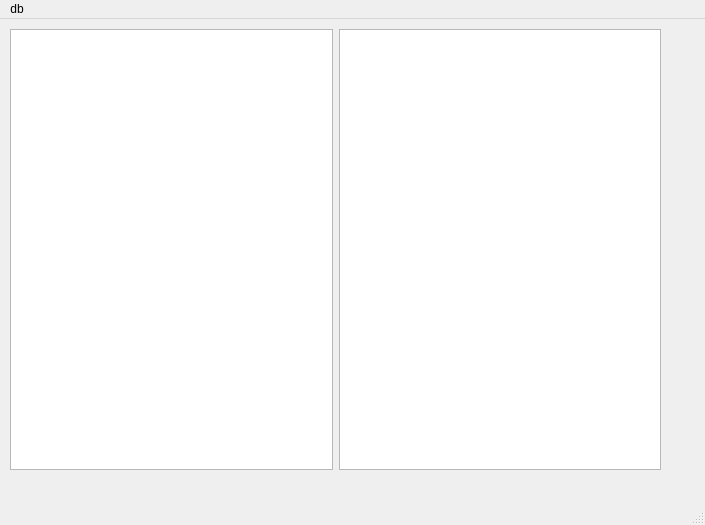
The window that ui/main.ui (fabrikant/akniga-parser) describes before a commit, drawn with Qt 5.
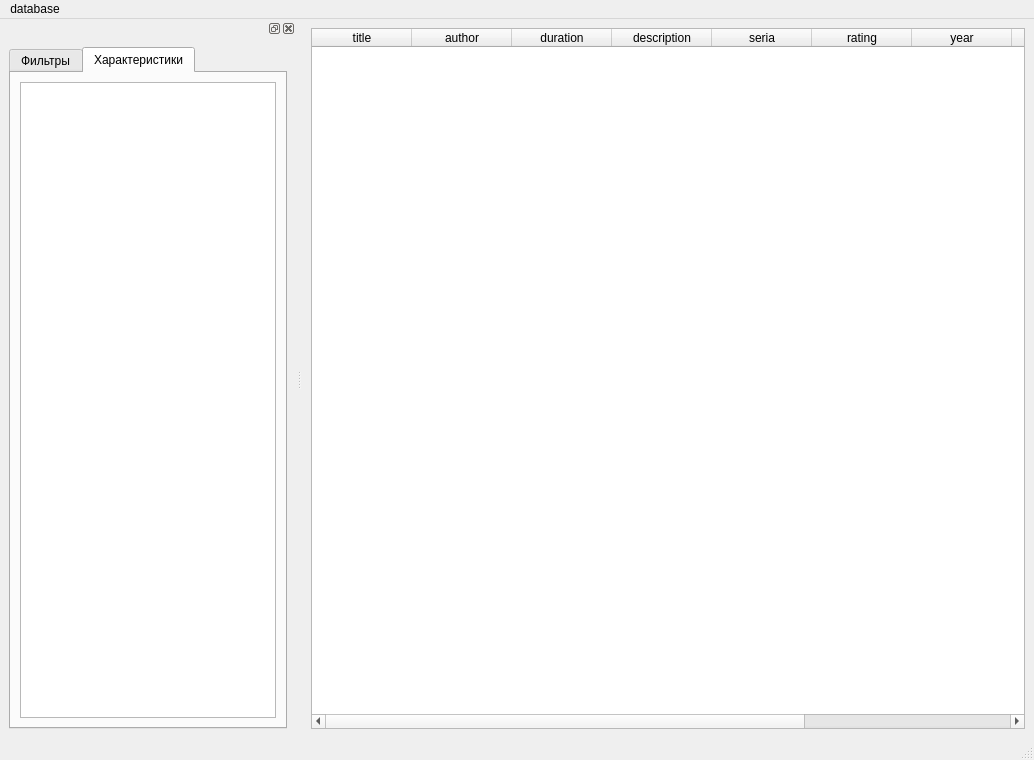
The same window after the commit.

The edit to the form file:
```diff
--- a/ui/main.ui
+++ b/ui/main.ui
@@ -6,57 +6,128 @@
    <rect>
     <x>0</x>
     <y>0</y>
-    <width>705</width>
-    <height>525</height>
+    <width>1034</width>
+    <height>760</height>
    </rect>
   </property>
   <property name="windowTitle">
    <string>MainWindow</string>
   </property>
   <widget class="QWidget" name="centralwidget">
-   <property name="sizePolicy">
-    <sizepolicy hsizetype="Expanding" vsizetype="Expanding">
-     <horstretch>0</horstretch>
-     <verstretch>0</verstretch>
-    </sizepolicy>
-   </property>
-   <widget class="QWidget" name="gridLayoutWidget">
-    <property name="geometry">
-     <rect>
-      <x>10</x>
-      <y>10</y>
-      <width>651</width>
-      <height>441</height>
-     </rect>
-    </property>
-    <layout class="QGridLayout" name="gridLayout">
-     <item row="0" column="0">
-      <widget class="QTableView" name="booksView"/>
-     </item>
-     <item row="0" column="1">
-      <widget class="QTreeView" name="filtersTreeView"/>
-     </item>
-    </layout>
-   </widget>
+   <layout class="QHBoxLayout" name="horizontalLayout">
+    <item>
+     <widget class="QTableWidget" name="tableBooks">
+      <column>
+       <property name="text">
+        <string>title</string>
+       </property>
+      </column>
+      <column>
+       <property name="text">
+        <string>author</string>
+       </property>
+      </column>
+      <column>
+       <property name="text">
+        <string>duration</string>
+       </property>
+      </column>
+      <column>
+       <property name="text">
+        <string>description</string>
+       </property>
+      </column>
+      <column>
+       <property name="text">
+        <string>seria</string>
+       </property>
+      </column>
+      <column>
+       <property name="text">
+        <string>rating</string>
+       </property>
+      </column>
+      <column>
+       <property name="text">
+        <string>year</string>
+       </property>
+      </column>
+      <column>
+       <property name="text">
+        <string>free</string>
+       </property>
+      </column>
+      <column>
+       <property name="text">
+        <string>performer</string>
+       </property>
+      </column>
+      <column>
+       <property name="text">
+        <string>url</string>
+       </property>
+      </column>
+     </widget>
+    </item>
+   </layout>
   </widget>
   <widget class="QMenuBar" name="menubar">
    <property name="geometry">
     <rect>
      <x>0</x>
      <y>0</y>
-     <width>705</width>
+     <width>1034</width>
      <height>20</height>
     </rect>
    </property>
-   <widget class="QMenu" name="menudb">
+   <widget class="QMenu" name="menudatabase">
     <property name="title">
-     <string>db</string>
+     <string>database</string>
     </property>
     <addaction name="actionconnect"/>
    </widget>
-   <addaction name="menudb"/>
+   <addaction name="menudatabase"/>
   </widget>
   <widget class="QStatusBar" name="statusbar"/>
+  <widget class="QDockWidget" name="dockWidget_3">
+   <attribute name="dockWidgetArea">
+    <number>1</number>
+   </attribute>
+   <widget class="QWidget" name="dockWidgetContents_4">
+    <layout class="QVBoxLayout" name="verticalLayout">
+     <item>
+      <widget class="QTabWidget" name="tabWidget">
+       <property name="currentIndex">
+        <number>1</number>
+       </property>
+       <widget class="QWidget" name="tab1">
+        <attribute name="title">
+         <string>Фильтры</string>
+        </attribute>
+        <layout class="QGridLayout" name="gridLayout_2"/>
+       </widget>
+       <widget class="QWidget" name="tab2">
+        <attribute name="title">
+         <string>Характеристики</string>
+        </attribute>
+        <layout class="QGridLayout" name="gridLayout_3">
+         <item row="0" column="0">
+          <widget class="QTreeView" name="filtersTree">
+           <property name="sortingEnabled">
+            <bool>true</bool>
+           </property>
+           <property name="animated">
+            <bool>true</bool>
+           </property>
+          </widget>
+         </item>
+        </layout>
+       </widget>
+      </widget>
+     </item>
+    </layout>
+   </widget>
+  </widget>
   <action name="actionconnect">
    <property name="text">
     <string>connect</string>
```
Left out of the diff: 12 changed lines with no effect on the pictures.
